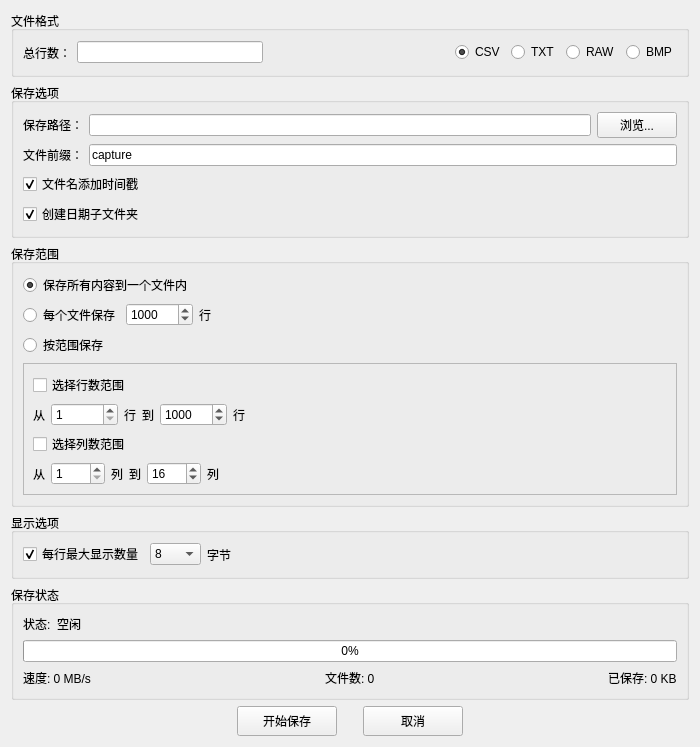
The window that resource/SaveFileBox.ui (gaolihu/CyFx3Kit) describes before a commit, drawn with Qt 5.
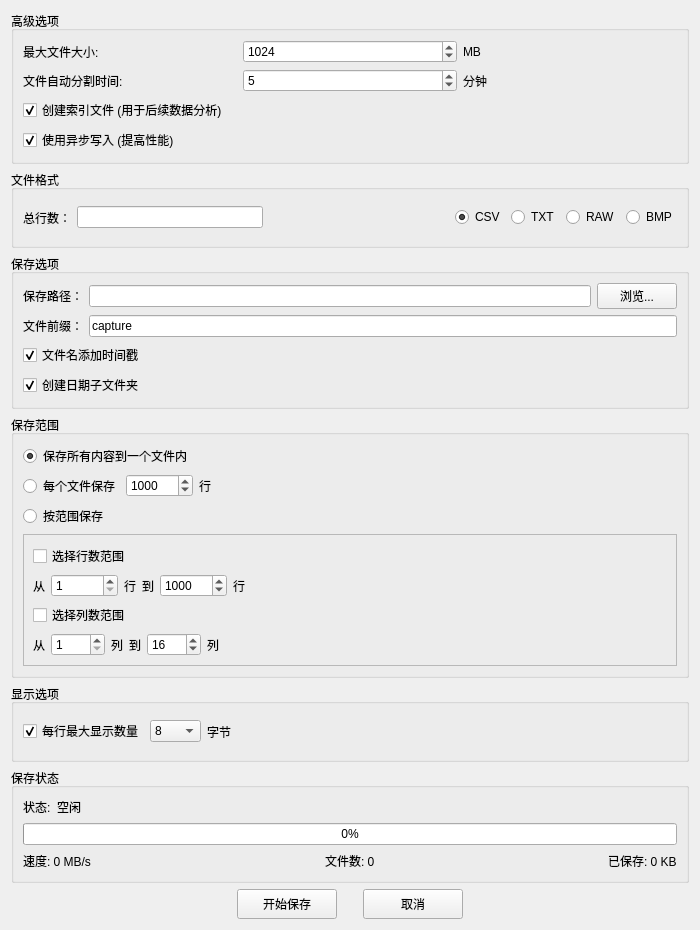
The same window after the commit.

Diff of the .ui file:
```diff
--- a/resource/SaveFileBox.ui
+++ b/resource/SaveFileBox.ui
@@ -7,13 +7,104 @@
     <x>0</x>
     <y>0</y>
     <width>700</width>
-    <height>747</height>
+    <height>930</height>
    </rect>
   </property>
   <property name="windowTitle">
    <string>文件保存设置</string>
   </property>
   <layout class="QVBoxLayout" name="verticalLayout_main">
+   <item>
+    <widget class="QGroupBox" name="advancedOptionsGroupBox">
+     <property name="title">
+      <string>高级选项</string>
+     </property>
+     <layout class="QVBoxLayout" name="verticalLayout_advanced">
+      <item>
+       <layout class="QHBoxLayout" name="horizontalLayout_maxFileSize">
+        <item>
+         <widget class="QLabel" name="maxFileSizeLabel">
+          <property name="text">
+           <string>最大文件大小:</string>
+          </property>
+         </widget>
+        </item>
+        <item>
+         <widget class="QSpinBox" name="maxFileSizeSpinBox">
+          <property name="minimum">
+           <number>100</number>
+          </property>
+          <property name="maximum">
+           <number>10000</number>
+          </property>
+          <property name="value">
+           <number>1024</number>
+          </property>
+         </widget>
+        </item>
+        <item>
+         <widget class="QLabel" name="mbLabel">
+          <property name="text">
+           <string>MB</string>
+          </property>
+         </widget>
+        </item>
+       </layout>
+      </item>
+      <item>
+       <layout class="QHBoxLayout" name="horizontalLayout_autoSplitTime">
+        <item>
+         <widget class="QLabel" name="autoSplitTimeLabel">
+          <property name="text">
+           <string>文件自动分割时间:</string>
+          </property>
+         </widget>
+        </item>
+        <item>
+         <widget class="QSpinBox" name="autoSplitTimeSpinBox">
+          <property name="minimum">
+           <number>1</number>
+          </property>
+          <property name="maximum">
+           <number>60</number>
+          </property>
+          <property name="value">
+           <number>5</number>
+          </property>
+         </widget>
+        </item>
+        <item>
+         <widget class="QLabel" name="minutesLabel">
+          <property name="text">
+           <string>分钟</string>
+          </property>
+         </widget>
+        </item>
+       </layout>
+      </item>
+      <item>
+       <widget class="QCheckBox" name="createIndexCheckBox">
+        <property name="text">
+         <string>创建索引文件 (用于后续数据分析)</string>
+        </property>
+        <property name="checked">
+         <bool>true</bool>
+        </property>
+       </widget>
+      </item>
+      <item>
+       <widget class="QCheckBox" name="useAsyncWriterCheckBox">
+        <property name="text">
+         <string>使用异步写入 (提高性能)</string>
+        </property>
+        <property name="checked">
+         <bool>true</bool>
+        </property>
+       </widget>
+      </item>
+     </layout>
+    </widget>
+   </item>
    <item>
     <widget class="QGroupBox" name="formatGroupBox">
      <property name="title">
```
